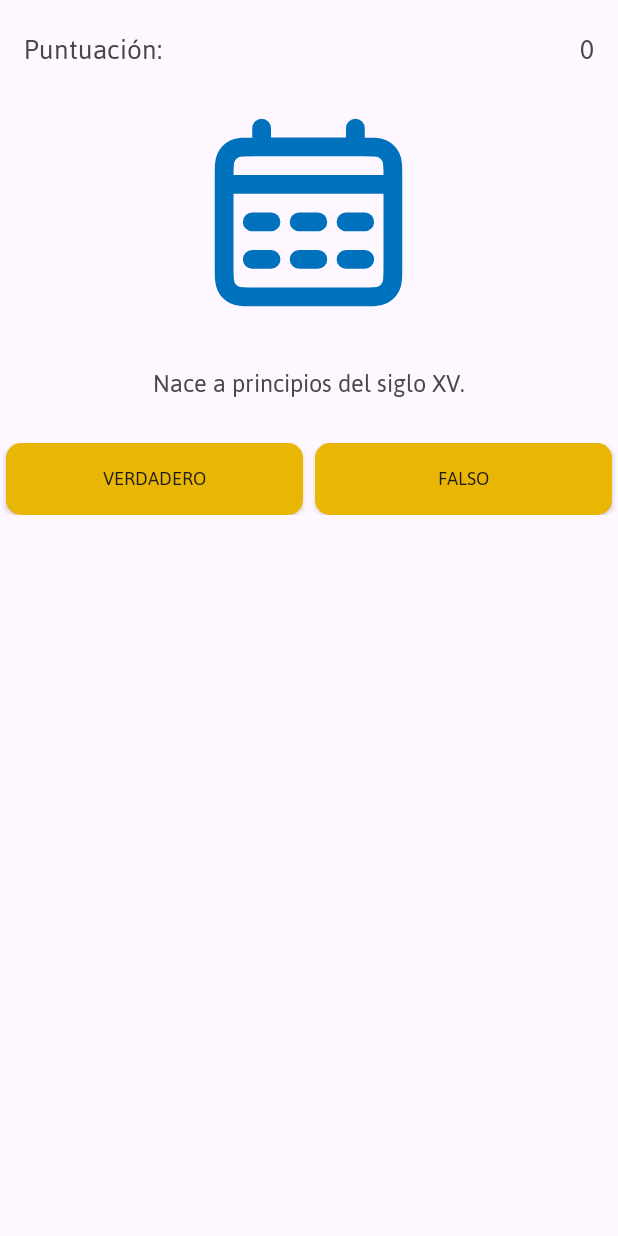
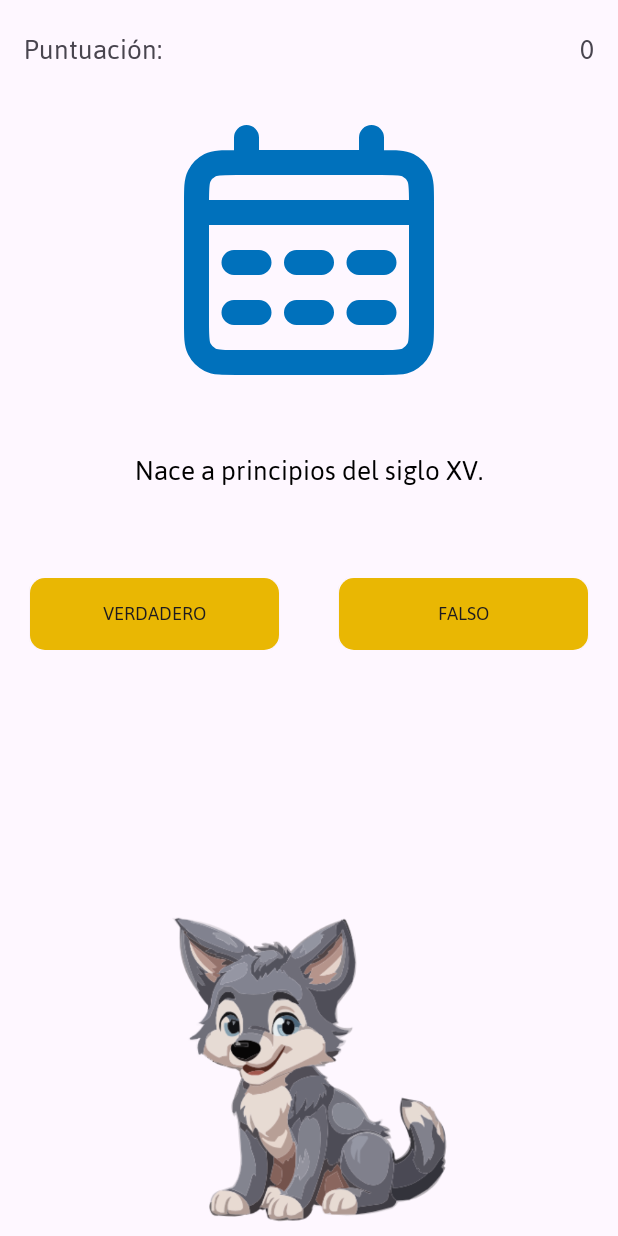
Before and after one commit to DidaktikApp5/didaktikappDurango, an Android app: the BasilicaActivity screen opened directly, with no data from a screen before it, after a tap on "FALSO", on a phone screen of 412 x 824 dp. Run offline under Robolectric (Android 15) with nearby library versions, the phone set to English and light mode, and no system bars.

Commit message:
ADD delay entre cada pregunta

```diff
--- a/app/src/main/java/com/icjardinapps/dm2/durango/actividades/BasilicaActivity.kt
+++ b/app/src/main/java/com/icjardinapps/dm2/durango/actividades/BasilicaActivity.kt
@@ -1,7 +1,10 @@
 package com.icjardinapps.dm2.durango.actividades
 
 import android.content.Intent
+import android.graphics.Color
+import android.graphics.drawable.AnimationDrawable
 import android.os.Bundle
+import android.os.Handler
 import android.widget.Button
 import android.widget.ImageView
 import android.widget.TextView
@@ -22,6 +25,12 @@ class BasilicaActivity : AppCompatActivity() {
     override fun onCreate(savedInstanceState: Bundle?) {
         super.onCreate(savedInstanceState)
         setContentView(R.layout.activity_basilica)
+
+        val mascotaImage = findViewById<ImageView>(R.id.iv_Mascota)
+
+        // Inicia la animación cuando se carga la ventana
+        mascotaImage.setImageResource(R.drawable.idle)
+        (mascotaImage.drawable as AnimationDrawable).start()
 
         // Inicializar las preguntas
         Preguntas.init(this)
@@ -54,6 +63,9 @@ class BasilicaActivity : AppCompatActivity() {
     }
 
     private fun actualizarPregunta() {
+        btnVerdadero.isEnabled = true
+        btnFalso.isEnabled = true
+        tvPregunta.setTextColor(Color.BLACK)
         ivImagen.setImageResource(Preguntas.imagenes[numPregunta])
         tvPregunta.text = Preguntas.preguntas[numPregunta]
         respuesta = Preguntas.respuestas[numPregunta]
@@ -73,7 +85,12 @@ class BasilicaActivity : AppCompatActivity() {
             finish()
             startActivity(intent)
         } else {
-            actualizarPregunta()
+            btnVerdadero.isEnabled = false
+            btnFalso.isEnabled = false
+
+            Handler().postDelayed({
+                actualizarPregunta()
+            }, 1000)
         }
     }
 }
--- a/app/src/main/res/layout/activity_basilica.xml
+++ b/app/src/main/res/layout/activity_basilica.xml
@@ -1,6 +1,7 @@
 <?xml version="1.0" encoding="utf-8"?>
 <LinearLayout xmlns:android="http://schemas.android.com/apk/res/android"
     xmlns:tools="http://schemas.android.com/tools"
+    xmlns:app="http://schemas.android.com/apk/res-auto"
     android:id="@+id/activity_basilica"
     android:layout_width="match_parent"
     android:layout_height="match_parent"
@@ -31,8 +32,8 @@
     </RelativeLayout>
 
     <ImageView
-        android:layout_width="150dp"
-        android:layout_height="150dp"
+        android:layout_width="200dp"
+        android:layout_height="200dp"
         android:layout_gravity="center"
         android:layout_marginBottom="16dp"
         android:id="@+id/imageViewImagen"
@@ -45,9 +46,9 @@
         android:layout_gravity="center"
         android:textAlignment="center"
         android:id="@+id/tvPregunta"
-        android:textSize="18sp"
-        android:padding="8dp"
-        android:layout_marginBottom="16dp"
+        android:textSize="20sp"
+        android:padding="14dp"
+        android:layout_marginBottom="40dp"
         android:text="@string/pregunta_1"/>
 
 
@@ -63,8 +64,8 @@
             android:text="@string/verdadero"
             android:background="@drawable/button_background"
             android:id="@+id/buttonVerdadero"
-            android:layout_marginRight="4dp"
-            android:layout_marginLeft="4dp"/>
+            android:layout_marginRight="20dp"
+            android:layout_marginLeft="20dp"/>
 
         <androidx.appcompat.widget.AppCompatButton
             android:layout_width="0dp"
@@ -73,10 +74,35 @@
             android:text="@string/falso"
             android:background="@drawable/button_background"
             android:id="@+id/buttonFalso"
-            android:layout_marginLeft="4dp"
-            android:layout_marginRight="4dp"/>
+            android:layout_marginLeft="20dp"
+            android:layout_marginRight="20dp"/>
 
     </LinearLayout>
 
+    <androidx.constraintlayout.widget.ConstraintLayout
+        android:layout_width="match_parent"
+        android:layout_height="match_parent">
 
+        <TextView
+            android:id="@+id/mensajeMascota"
+            android:layout_width="wrap_content"
+            android:layout_height="wrap_content"
+            android:layout_marginBottom="16dp"
+            android:text=""
+            android:textAlignment="center"
+            android:textSize="24sp"
+            app:layout_constraintBottom_toTopOf="@id/iv_Mascota"
+            app:layout_constraintEnd_toEndOf="parent"
+            app:layout_constraintStart_toStartOf="parent" />
+
+        <ImageView
+            android:id="@+id/iv_Mascota"
+            android:layout_width="220sp"
+            android:layout_height="220sp"
+            android:contentDescription="@string/content_description_mascota_de_la_aplicacion"
+            android:src="@drawable/frame0"
+            app:layout_constraintBottom_toBottomOf="parent"
+            app:layout_constraintEnd_toEndOf="parent"
+            app:layout_constraintStart_toStartOf="parent" />
+    </androidx.constraintlayout.widget.ConstraintLayout>
 </LinearLayout>
--- a/app/src/main/res/values/colors.xml
+++ b/app/src/main/res/values/colors.xml
@@ -6,5 +6,6 @@
     <color name="azul">#FF0071BC</color>
     <color name="azul_claro">#0D91D5</color>
     <color name="rojo">#FFD40000</color>
+    <color name="verde">#55FF00</color>
     <color name="gris">#FF333333</color>
 </resources>
```
